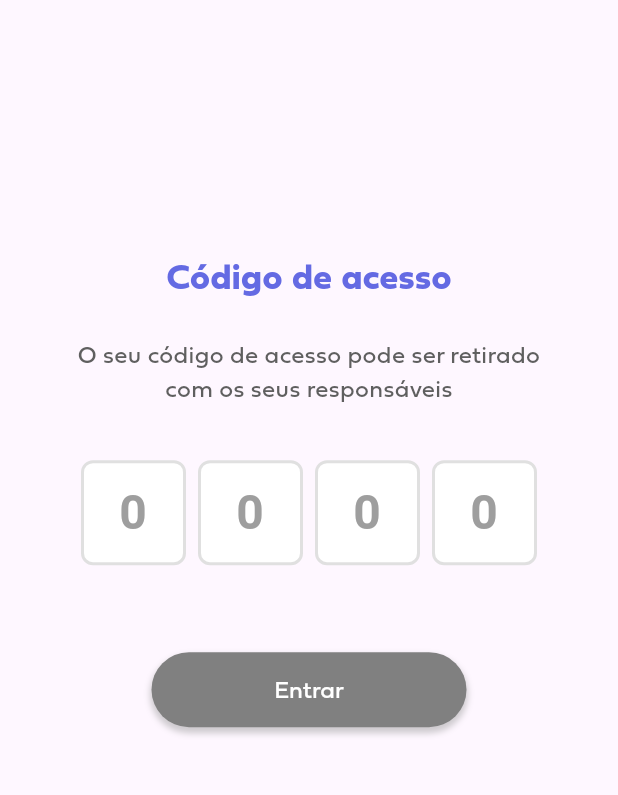
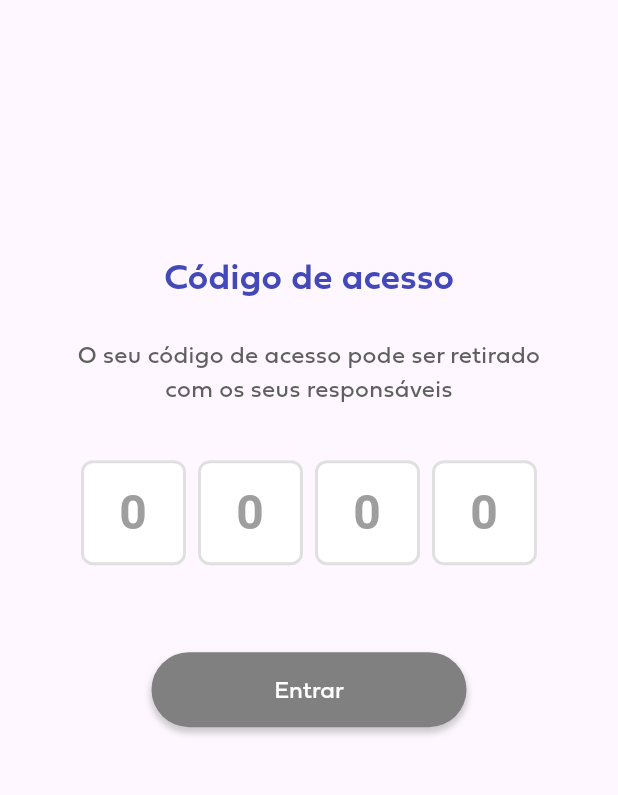
Before and after one commit to ianzin30/L-earn, a Flutter app: the screen it shows after launch, after a tap on "Continuar", on a phone screen of 412 x 824 dp, the part 184-979 px from its top. Run offline on Flutter 3.47's test engine with Material 3 defaults, Android fonts, the phone set to English and light mode, and no system bars; statements that could not run were skipped.

Commit message:
refact: refact in login widgets

```diff
--- a/learn/lib/childrenMain.dart
+++ b/learn/lib/childrenMain.dart
@@ -1,5 +1,5 @@
 import 'package:flutter/material.dart';
-import '/widgets/navBar.dart';
+import 'widgets/global/navBar.dart';
 import '/pages/childrenPages/homePage.dart';
 import '/pages/childrenPages/activitiesPage.dart';
 import '/pages/childrenPages/MascotPage.dart';
--- a/learn/lib/pages/childrenPages/activitiesPage.dart
+++ b/learn/lib/pages/childrenPages/activitiesPage.dart
@@ -1,5 +1,5 @@
 import 'package:flutter/material.dart';
-import '/widgets/appBar.dart';
+import '../../widgets/global/appBar.dart';
 import '/widgets/achivievementWidget.dart';
 
 class ChildrenActivitiesPage extends StatelessWidget {
--- a/learn/lib/pages/childrenPages/homePage.dart
+++ b/learn/lib/pages/childrenPages/homePage.dart
@@ -1,5 +1,5 @@
 import 'package:flutter/material.dart';
-import '/widgets/appBar.dart';
+import '../../widgets/global/appBar.dart';
 import 'package:learn/widgets/levelWidget.dart';
 import 'package:learn/widgets/StreakWidget.dart';
 
--- a/learn/lib/pages/childrenPages/loginChildPage.dart
+++ b/learn/lib/pages/childrenPages/loginChildPage.dart
@@ -1,6 +1,7 @@
 import 'package:flutter/material.dart';
-import 'package:learn/widgets/loginEnterButton.dart';
-import 'package:learn/widgets/loginAppBar.dart';
+import 'package:learn/widgets/loginWidgets/loginEnterButton.dart';
+import 'package:learn/widgets/loginWidgets/loginAppBar.dart';
+import 'package:learn/widgets/loginWidgets/loginInfoContainter.dart';
 
 class LoginChildPage extends StatefulWidget {
   @override
@@ -70,25 +71,9 @@ class _LoginChildPageState extends State<LoginChildPage> {
               child: Column(
                 mainAxisAlignment: MainAxisAlignment.center,
                 children: <Widget>[
-                  const Text(
-                    'Código de acesso',
-                    style: TextStyle(
-                      fontWeight: FontWeight.bold,
-                      color: Color(0xFF646AE3),
-                      fontSize: 24,
-                      fontFamily: "Fieldwork-Geo",
-                    ),
-                  ),
-                  const SizedBox(height: 24.0),
-                  const Text(
-                    'O seu código de acesso pode ser retirado com os seus responsáveis',
-                    textAlign: TextAlign.center,
-                    style: TextStyle(
-                      color: Color(0xFF5F5F5F),
-                      fontFamily: "Fieldwork-Geo",
-                      fontSize: 16,
-                      fontWeight: FontWeight.w400
-                    )
+                  const LoginInfoContainer(
+                    title: 'Código de acesso',
+                    description: 'O seu código de acesso pode ser retirado com os seus responsáveis'
                   ),
                   const SizedBox(height: 32.0),
                   Row(
--- a/learn/lib/pages/genericPage.dart
+++ b/learn/lib/pages/genericPage.dart
@@ -1,5 +1,5 @@
 import 'package:flutter/material.dart';
-import '/widgets/appBar.dart';
+import '../widgets/global/appBar.dart';
 
 class GenericPageTemplate extends StatelessWidget {
   final ValueNotifier<double> pagePosition;
--- a/learn/lib/pages/loginPage.dart
+++ b/learn/lib/pages/loginPage.dart
@@ -1,8 +1,9 @@
 import 'package:flutter/material.dart';
 import '../widgets/boxSelectorLogin.dart'; // Make sure this import is correct
 import 'childrenPages/loginChildPage.dart';
-import 'package:learn/widgets/loginEnterButton.dart';
-import 'package:learn/widgets/loginAppBar.dart';
+import 'package:learn/widgets/loginWidgets/loginEnterButton.dart';
+import 'package:learn/widgets/loginWidgets/loginAppBar.dart';
+import 'package:learn/widgets/loginWidgets/loginInfoContainter.dart';
 
 class LoginPage extends StatefulWidget {
   @override
@@ -33,25 +34,9 @@ class _LoginPageState extends State<LoginPage> {
               child: Column(
                 mainAxisAlignment: MainAxisAlignment.center,
                 children: <Widget>[
-                  const Text(
-                    'Bem-vindo à Coinny',
-                    style: TextStyle(
-                      fontSize: 24,
-                      color: Color(0xFF4349B8),
-                      fontFamily: "Fieldwork-Geo",
-                      fontWeight: FontWeight.w600,
-                    ),
-                  ),
-                  const SizedBox(height: 24.0,),
-                  const Text(
-                    'Para iniciar sua sessão, selecione o seu tipo de perfil Soldi.',
-                    textAlign: TextAlign.center,
-                    style: TextStyle(
-                      fontSize: 16,
-                      color: Color(0xFF5F5F5F),
-                      fontFamily: "Fieldwork-Geo",
-                      fontWeight: FontWeight.w400,
-                    )
+                  const LoginInfoContainer(
+                    title: "Bem-vindo à Coinny",
+                    description: "Para inicar sua sessão, selecione o seu tipo de perfil Soldi"
                   ),
                   const SizedBox(height: 32),
                   CustomRadioTile(
--- a/learn/lib/pages/parentsPages/activitiesPage.dart
+++ b/learn/lib/pages/parentsPages/activitiesPage.dart
@@ -1,5 +1,5 @@
 import 'package:flutter/material.dart';
-import '/widgets/appBar.dart';
+import '../../widgets/global/appBar.dart';
 import 'package:learn/widgets/activitieCard.dart';
 import 'package:learn/utils/activitiesList.dart';
 
--- a/learn/lib/pages/parentsPages/homePage.dart
+++ b/learn/lib/pages/parentsPages/homePage.dart
@@ -1,5 +1,5 @@
 import 'package:flutter/material.dart';
-import '/widgets/appBar.dart';
+import '../../widgets/global/appBar.dart';
 
 class ParentsHPage extends StatelessWidget {
   final ValueNotifier<double> pagePosition;
--- a/learn/lib/pages/parentsPages/monitoringPage.dart
+++ b/learn/lib/pages/parentsPages/monitoringPage.dart
@@ -1,5 +1,5 @@
 import 'package:flutter/material.dart';
-import '/widgets/appBar.dart';
+import '../../widgets/global/appBar.dart';
 
 class MonitorigPage extends StatelessWidget {
   final ValueNotifier<double> pagePosition;
--- a/learn/lib/pages/parentsPages/profilePage.dart
+++ b/learn/lib/pages/parentsPages/profilePage.dart
@@ -1,5 +1,5 @@
 import 'package:flutter/material.dart';
-import '/widgets/appBar.dart';
+import '../../widgets/global/appBar.dart';
 
 class ProfilePage extends StatelessWidget {
   final ValueNotifier<double> pagePosition;
--- a/learn/lib/parentsMain.dart
+++ b/learn/lib/parentsMain.dart
@@ -1,6 +1,6 @@
 import 'package:flutter/material.dart';
 import 'package:learn/pages/parentsPages/homePage.dart';
-import '/widgets/navBar.dart';
+import 'widgets/global/navBar.dart';
 
 import 'pages/parentsPages/activitiesPage.dart';
 import 'pages/parentsPages/homePage.dart';
--- /dev/null
+++ b/learn/lib/widgets/loginWidgets/loginInfoContainter.dart
@@ -0,0 +1,40 @@
+import 'package:flutter/material.dart';
+
+class LoginInfoContainer extends StatelessWidget {
+  final String title;
+  final String description;
+
+  const LoginInfoContainer({
+    required this.title,
+    required this.description,
+    super.key,
+  });
+
+  @override
+  Widget build(BuildContext context) {
+    return Column(
+      children: [
+        Text(
+          title,
+          style: const TextStyle(
+            fontSize: 24,
+            color: Color(0xFF4349B8),
+            fontFamily: "Fieldwork-Geo",
+            fontWeight: FontWeight.w600,
+          ),
+        ),
+        const SizedBox(height: 24.0,),
+        Text(
+          description,
+          textAlign: TextAlign.center,
+          style: const TextStyle(
+            fontSize: 16,
+            color: Color(0xFF5F5F5F),
+            fontFamily: "Fieldwork-Geo",
+            fontWeight: FontWeight.w400,
+          )
+        ),
+      ],
+    );
+  }
+}
```
Also changed, not shown: learn/lib/widgets/global/appBar.dart (renamed from learn/lib/widgets/appBar.dart), learn/lib/widgets/global/navBar.dart (renamed from learn/lib/widgets/navBar.dart), learn/lib/widgets/loginWidgets/BoxSelectorLogin.dart (renamed from learn/lib/widgets/boxselectorlogin.dart), learn/lib/widgets/loginWidgets/loginAppBar.dart (renamed from learn/lib/widgets/loginAppBar.dart), learn/lib/widgets/loginWidgets/loginEnterButton.dart (renamed from learn/lib/widgets/loginEnterButton.dart).
